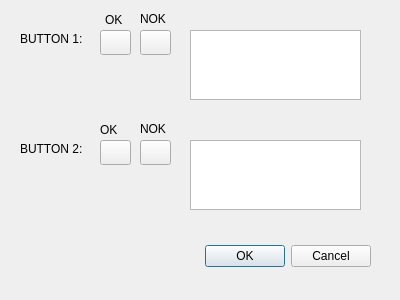
JakobGerjolj/SideMountTestGUI, file dialog.ui: the form before one commit.
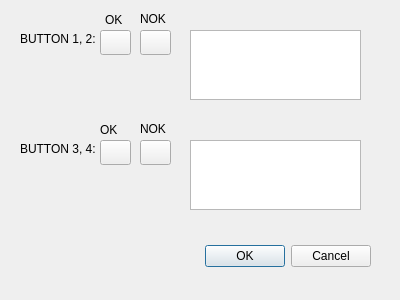
The form after the commit.

Diff of the .ui file:
```diff
--- a/dialog.ui
+++ b/dialog.ui
@@ -39,7 +39,7 @@
     </rect>
    </property>
    <property name="text">
-    <string>BUTTON 1:</string>
+    <string>BUTTON 1, 2:</string>
    </property>
   </widget>
   <widget class="QPushButton" name="pushButton">
@@ -104,7 +104,7 @@
     </rect>
    </property>
    <property name="text">
-    <string>BUTTON 2:</string>
+    <string>BUTTON 3, 4:</string>
    </property>
   </widget>
   <widget class="QPushButton" name="pushButton_3">
```
